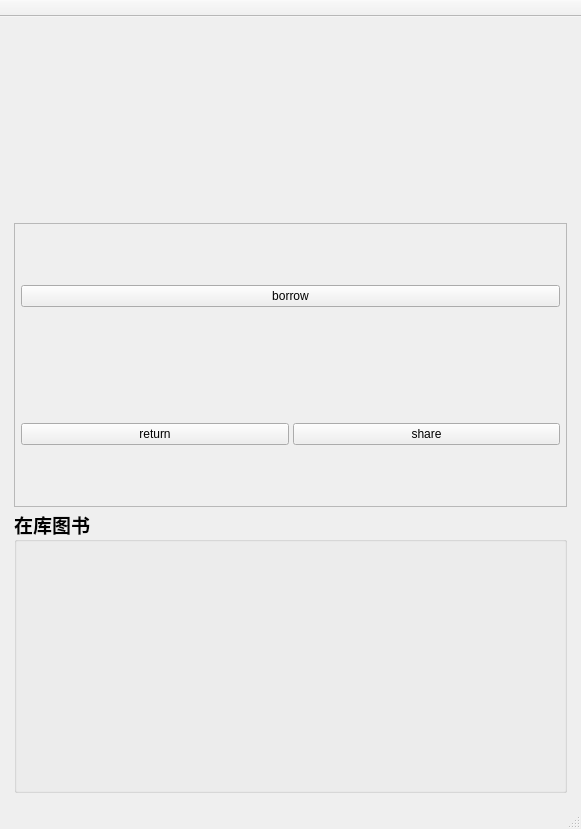
Before: the Qt Designer form mainwindow.ui in WillsonLee/ShareBooks, drawn with Qt 5.
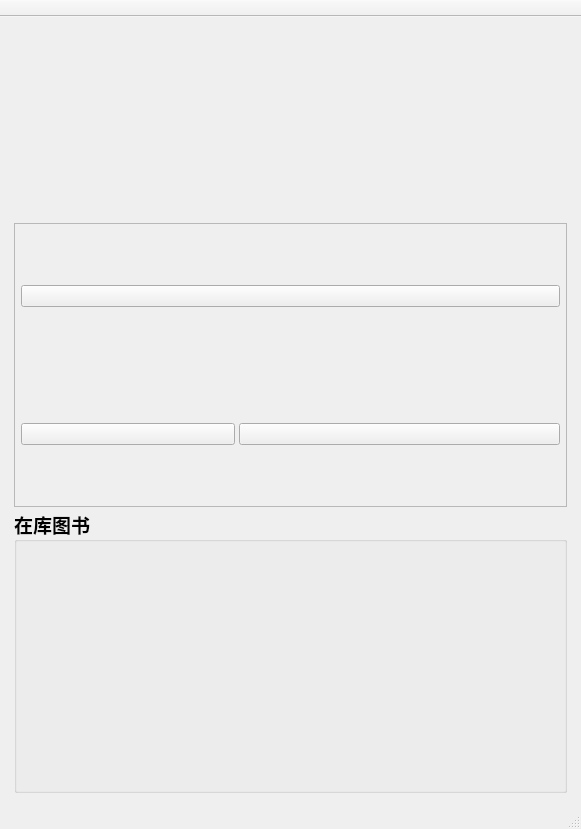
After: the same form once the commit is applied. Icons and pictures are not drawn. Custom widgets are drawn as their Qt base class.

Commit message: 修改readme.md;定义ImageButton主页按钮,添加主页按钮图片与设置样式

Diff of the .ui file:
```diff
--- a/mainwindow.ui
+++ b/mainwindow.ui
@@ -112,8 +112,31 @@
                   <height>0</height>
                  </size>
                 </property>
+                <property name="autoFillBackground">
+                 <bool>false</bool>
+                </property>
+                <property name="styleSheet">
+                 <string notr="true">QPushButton{border-image: url(:/icons/borrow.png);}
+borrow_button:hover{border-image: url(:/icons/borrow.png);}
+borrow_button:pressed{border-image: url(:/icons/borrow.png);}</string>
+                </property>
                 <property name="text">
-                 <string>borrow</string>
+                 <string/>
+                </property>
+                <property name="iconSize">
+                 <size>
+                  <width>400</width>
+                  <height>120</height>
+                 </size>
+                </property>
+                <property name="checkable">
+                 <bool>false</bool>
+                </property>
+                <property name="autoExclusive">
+                 <bool>false</bool>
+                </property>
+                <property name="flat">
+                 <bool>false</bool>
                 </property>
                </widget>
               </item>
@@ -122,7 +145,7 @@
            </item>
            <item row="1" column="0">
             <widget class="QWidget" name="return_container" native="true">
-             <layout class="QHBoxLayout" name="horizontalLayout">
+             <layout class="QHBoxLayout" name="horizontalLayout" stretch="2,3">
               <property name="spacing">
                <number>4</number>
               </property>
@@ -153,7 +176,13 @@
                  </size>
                 </property>
                 <property name="text">
-                 <string>return</string>
+                 <string/>
+                </property>
+                <property name="iconSize">
+                 <size>
+                  <width>200</width>
+                  <height>120</height>
+                 </size>
                 </property>
                </widget>
               </item>
@@ -172,7 +201,13 @@
                  </size>
                 </property>
                 <property name="text">
-                 <string>share</string>
+                 <string/>
+                </property>
+                <property name="iconSize">
+                 <size>
+                  <width>300</width>
+                  <height>120</height>
+                 </size>
                 </property>
                </widget>
               </item>
@@ -241,6 +276,11 @@
    <header>CarouselImageWindow.h</header>
    <container>1</container>
   </customwidget>
+  <customwidget>
+   <class>ImageButton</class>
+   <extends>QPushButton</extends>
+   <header>imagebutton.h</header>
+  </customwidget>
  </customwidgets>
  <resources/>
  <connections/>
```
Left out of the diff: 6 changed lines with no effect on the pictures. The commit also changes 9 other files.
